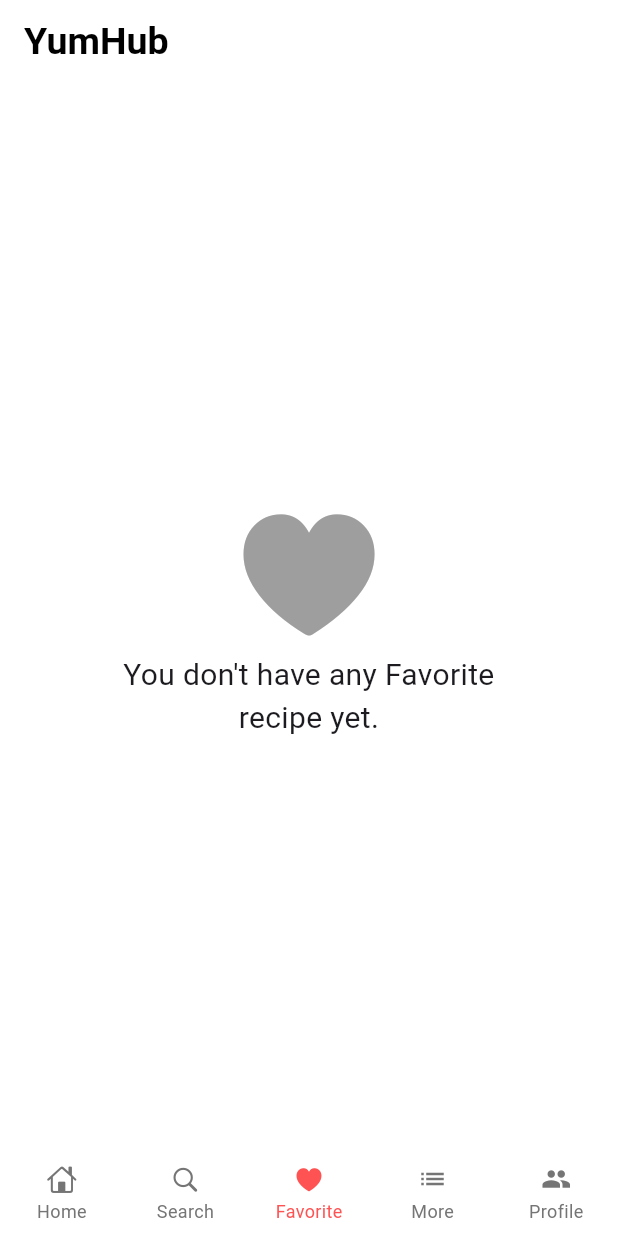
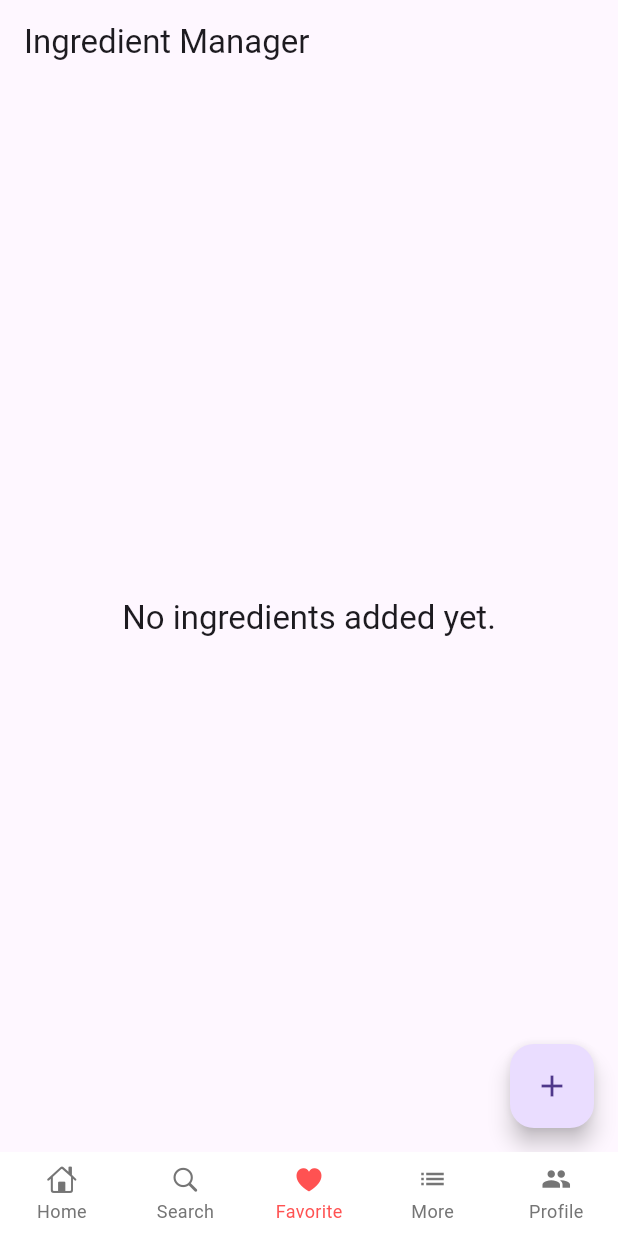
Before and after one commit to V7128T/YumHub-Flutter-food-recipe-app-, a Flutter app: the screen it shows once a user with an empty profile is signed in, item 3 of the bottom bar chosen, on a phone screen of 412 x 824 dp. Run offline on Flutter 3.47's test engine with Material 3 defaults, Android fonts, the phone set to English and light mode, and no system bars; drawn by our look-alikes of persistent_bottom_nav_bar; our stand-ins replace bloc, cached_network_image, cloud_firestore, dio, equatable, firebase_auth and 11 more; accounts and stored records are empty; network calls fail; Roboto replaces fonts that are missing (Chivo).

Commit message:
Added ingredients manager with adding ingredients function on the recipe page

```diff
--- a/lib/api/api_keys.dart
+++ b/lib/api/api_keys.dart
@@ -4,5 +4,5 @@ class ApiKey {
   //alt1: 9f0bb496120e400caa5d93c5b20aaf56
   //alt2: 32d352f13b8144c0a6357d23bba33a05 (yumhub2105679@protonmail.com)
   //alt3: c45a665da7e2480fa71c67d9fbf9482e (yumhubb-support@proton.me)
-  static String keys = '32d352f13b8144c0a6357d23bba33a05';
+  static String keys = 'c45a665da7e2480fa71c67d9fbf9482e';
 }
--- a/lib/auth_methods/firebaseFunctions.dart
+++ b/lib/auth_methods/firebaseFunctions.dart
@@ -1,16 +1,28 @@
 import 'package:cloud_firestore/cloud_firestore.dart';
+import 'package:food_recipe_app/models/extended_ingredient.dart';
 
 class FirestoreServices {
-  static saveUser(String name, email, uid) async {
+  static saveUser(String name, email, uid,
+      List<ExtendedIngredient> initialIngredients) async {
     await FirebaseFirestore.instance.collection('users').doc(uid).set({
       'email': email,
       'id': uid,
       'name': name,
-      'imgUrl': "assets/default-pfp.jpg"
+      'imgUrl': "assets/default-pfp.jpg",
+      'ingredients':
+          initialIngredients.map((ingredient) => ingredient.toJson()).toList(),
     });
   }
 
   static deleteUser(String name, email, uid) async {
     await FirebaseFirestore.instance.collection('users').doc(uid).delete();
   }
+
+  static saveUserIngredients(
+      String uid, List<ExtendedIngredient> ingredients) async {
+    await FirebaseFirestore.instance.collection('users').doc(uid).update({
+      'ingredients':
+          ingredients.map((ingredient) => ingredient.toJson()).toList()
+    });
+  }
 }
--- /dev/null
+++ b/lib/models/user_ingredient_list.dart
@@ -0,0 +1,43 @@
+import 'package:flutter/foundation.dart';
+import 'package:food_recipe_app/models/extended_ingredient.dart';
+
+class UserIngredientList extends ChangeNotifier {
+  final List<ExtendedIngredient> _ingredients = [];
+
+  List<ExtendedIngredient> get ingredients => _ingredients;
+
+  void addIngredients(Set<ExtendedIngredient> ingredients, String recipeId) {
+    final List<ExtendedIngredient> updatedIngredients =
+        ingredients.map((ingredient) {
+      return ExtendedIngredient(
+        id: ingredient.id,
+        aisle: ingredient.aisle,
+        image: ingredient.image,
+        consistency: ingredient.consistency,
+        name: ingredient.name,
+        nameClean: ingredient.nameClean,
+        original: ingredient.original,
+        originalString: ingredient.originalString,
+        originalName: ingredient.originalName,
+        amount: ingredient.amount,
+        unit: ingredient.unit,
+        meta: ingredient.meta,
+        metaInformation: ingredient.metaInformation,
+        measures: ingredient.measures,
+      );
+    }).toList();
+
+    _ingredients.addAll(updatedIngredients);
+    notifyListeners();
+  }
+
+  void removeIngredient(ExtendedIngredient ingredient) {
+    _ingredients.remove(ingredient);
+    notifyListeners();
+  }
+
+  void clearIngredients() {
+    _ingredients.clear();
+    notifyListeners();
+  }
+}
--- a/lib/screens/guest_screen/guest_screen.dart
+++ b/lib/screens/guest_screen/guest_screen.dart
@@ -1,5 +1,4 @@
 import 'package:flutter/material.dart';
-import 'package:food_recipe_app/auth_methods/auth.dart';
 import 'package:food_recipe_app/screens/authentication_screen/email_signup_page.dart';
 import 'package:page_transition/page_transition.dart';
 import 'package:google_fonts/google_fonts.dart';
--- a/lib/screens/home_screen/home_screen.dart
+++ b/lib/screens/home_screen/home_screen.dart
@@ -119,7 +119,7 @@ class _HomeScreenWidgetState extends State<HomeScreenWidget> {
           child: DelayedDisplay(
             delay: Duration(microseconds: 600),
             child: Text(
-              "Simple Way to find \nTasty food",
+              "Simplest Way to Find \nTasty Food",
               style: TextStyle(
                 fontWeight: FontWeight.bold,
                 fontSize: 26,
--- /dev/null
+++ b/lib/screens/ingredient_screen/ingredient_manager_screen.dart
@@ -0,0 +1,67 @@
+import 'package:flutter/material.dart';
+import 'package:provider/provider.dart';
+import 'package:food_recipe_app/models/user_ingredient_list.dart';
+
+class IngredientManagerPage extends StatefulWidget {
+  const IngredientManagerPage({super.key});
+
+  @override
+  _IngredientManagerPageState createState() => _IngredientManagerPageState();
+}
+
+class _IngredientManagerPageState extends State<IngredientManagerPage> {
+  @override
+  Widget build(BuildContext context) {
+    final userIngredientList = Provider.of<UserIngredientList>(context);
+    final recipeIngredients = userIngredientList.ingredients;
+
+    return Scaffold(
+      appBar: AppBar(
+        title: const Text('Ingredient Manager'),
+      ),
+      body: recipeIngredients.isEmpty
+          ? Center(
+              child: Text(
+                'No ingredients added yet.',
+                style: Theme.of(context).textTheme.headline6,
+              ),
+            )
+          : ListView.builder(
+              itemCount: recipeIngredients.length,
+              itemBuilder: (context, index) {
+                final ingredient = recipeIngredients[index];
+                return Dismissible(
+                  key: ObjectKey(ingredient),
+                  direction: DismissDirection.endToStart,
+                  onDismissed: (_) {
+                    userIngredientList.removeIngredient(ingredient);
+                  },
+                  background: Container(
+                    color: Colors.red,
+                    alignment: Alignment.centerRight,
+                    padding: const EdgeInsets.only(right: 16.0),
+                    child: const Icon(
+                      Icons.delete,
+                      color: Colors.white,
+                    ),
+                  ),
+                  child: ListTile(
+                    title: Text(ingredient.name ?? ''),
+                    subtitle: Text(
+                        'Quantity: ${ingredient.amount ?? ''} ${ingredient.unit ?? ''}'),
+                    onTap: () {
+                      // Handle editing the ingredient
+                    },
+                  ),
+                );
+              },
+            ),
+      floatingActionButton: FloatingActionButton(
+        onPressed: () {
+          // Handle adding a new ingredient
+        },
+        child: const Icon(Icons.add),
+      ),
+    );
+  }
+}
--- a/lib/screens/nav/bottom_nav_screen.dart
+++ b/lib/screens/nav/bottom_nav_screen.dart
@@ -1,7 +1,6 @@
 import 'package:flutter/cupertino.dart';
 import 'package:flutter/material.dart';
 import 'package:flutter_bloc/flutter_bloc.dart';
-import 'package:food_recipe_app/screens/favourite_screen/favourite_screen.dart';
 import 'package:food_recipe_app/screens/home_screen/bloc/homerecipe_bloc.dart';
 import 'package:food_recipe_app/screens/home_screen/home_screen.dart';
 import 'package:food_recipe_app/screens/more/more.dart';
@@ -11,6 +10,7 @@ import 'package:food_recipe_app/screens/profile_screen/profile_page.dart';
 import 'package:food_recipe_app/screens/search_page/cubit/search_page_cubit.dart';
 import 'package:food_recipe_app/screens/search_page/search_page_screen.dart';
 import 'package:persistent_bottom_nav_bar/persistent_tab_view.dart';
+import 'package:food_recipe_app/screens/ingredient_screen/ingredient_manager_screen.dart';
 
 class BottomNavView extends StatefulWidget {
   const BottomNavView({super.key});
@@ -31,7 +31,7 @@ class _BottomNavViewState extends State<BottomNavView> {
       create: (context) => SearchPageCubit(),
       child: const SearchPage(),
     ),
-    const FavoriteScreen(),
+    const IngredientManagerPage(),
     const More(),
     BlocProvider(
       create: (context) => ProfileBloc()..add(LoadProfile()),
--- a/lib/screens/random_recipe/random_recipe_screen.dart
+++ b/lib/screens/random_recipe/random_recipe_screen.dart
@@ -39,6 +39,7 @@ class _RandomRecipeState extends State<RandomRecipe> {
                 info: state.recipe,
                 nutrient: state.nutrient,
                 similarlist: state.similar,
+                recipeId: state.recipe.id.toString(),
               );
             } else if (state is RandomRecipeErrorState) {
               ///On Failure
--- a/lib/screens/recipe_info/recipe_info_screen.dart
+++ b/lib/screens/recipe_info/recipe_info_screen.dart
@@ -40,6 +40,7 @@ class _RecipeInfoState extends State<RecipeInfo> {
                 info: state.recipe,
                 nutrient: state.nutrient,
                 similarlist: state.similar,
+                recipeId: state.recipe.id.toString(),
               );
             } else if (state is RecipeInfoErrorState) {
               ///On Displaying Error
--- a/pubspec.yaml
+++ b/pubspec.yaml
@@ -57,6 +57,8 @@ dependencies:
   persistent_bottom_nav_bar: ^5.0.2
   url_launcher: ^6.2.6
   modal_bottom_sheet: ^3.0.0
+  provider: ^6.1.2
+  intl: ^0.19.0
 
 dev_dependencies:
   flutter_test:
```
Also changed, not shown: lib/main.dart (+8 -1 lines), lib/screens/ingredient_screen/ingredient_selection_screen.dart (added, +94 -0 lines), lib/screens/random_recipe/widgets/recipe_info_success_widget.dart (+132 -8 lines), pubspec.lock.
